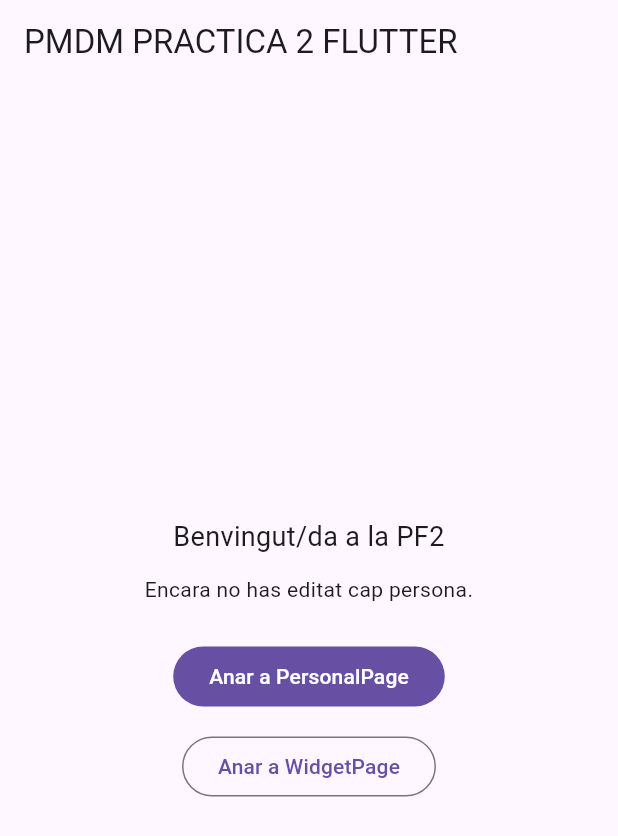
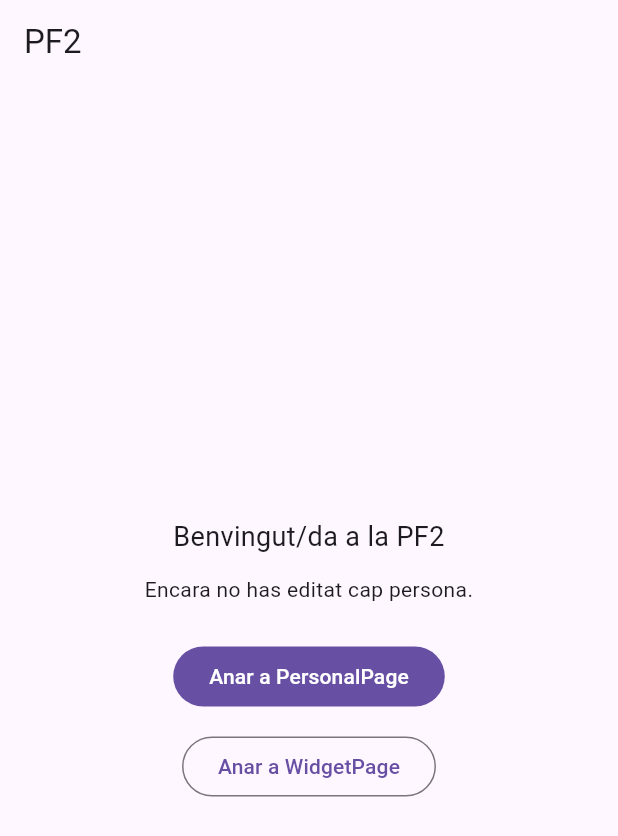
Before and after one commit to LluisPM90/pf2_lluis_perez, a Flutter app: the screen it shows after launch, on a phone screen of 412 x 824 dp. Shown: the top 836 px of the screen. Run offline on Flutter 3.47's test engine with Material 3 defaults, Android fonts, the phone set to English and light mode, and no system bars.

Commit message:
Tornar a titols inicials

```diff
--- a/lib/main.dart
+++ b/lib/main.dart
@@ -12,7 +12,7 @@ class Pf2App extends StatelessWidget {
   @override
   Widget build(BuildContext context) {
     return MaterialApp(
-      title: 'PMDM PRACTICA 2 FLUTTER',
+      title: 'PF2',
       debugShowCheckedModeBanner: false,
       theme: ThemeData(useMaterial3: true),
       home: const HomePage(),
--- a/lib/screens/home_page.dart
+++ b/lib/screens/home_page.dart
@@ -44,7 +44,7 @@ class _HomePageState extends State<HomePage> {
         : "Persona rebuda: ${_personaRebuda!.nomComplet}";
 
     return Scaffold(
-      appBar: AppBar(title: const Text("PMDM PRACTICA 2 FLUTTER")),
+      appBar: AppBar(title: const Text("PF2")),
       body: Center(
         child: Padding(
           padding: const EdgeInsets.all(16),
```
